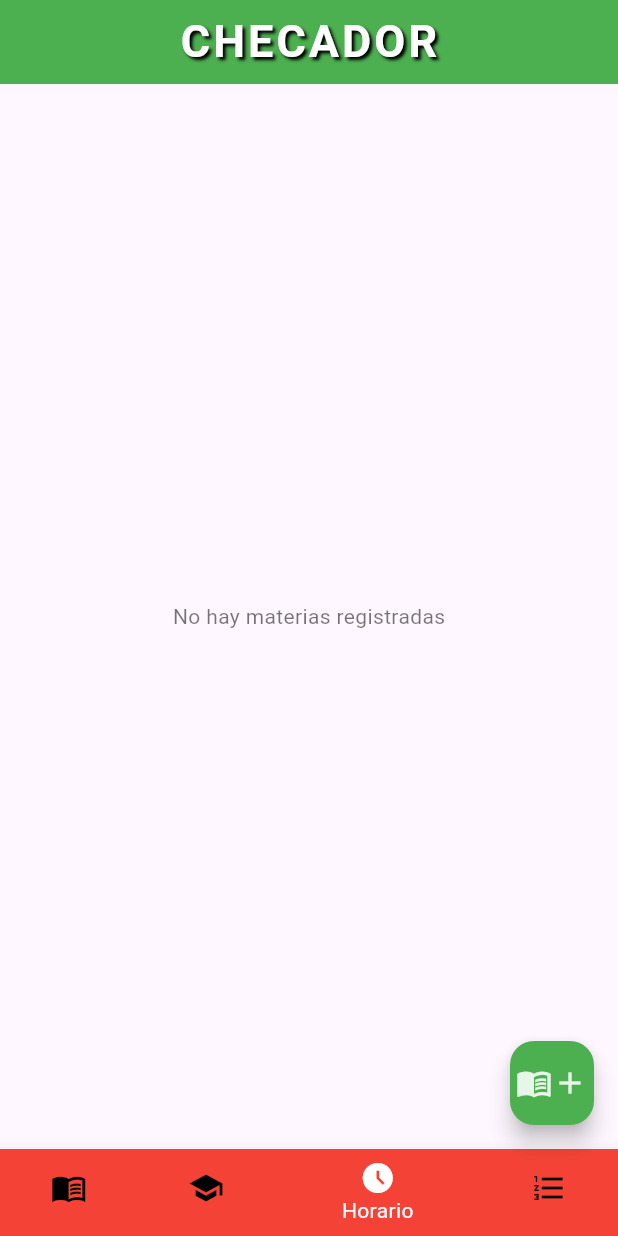
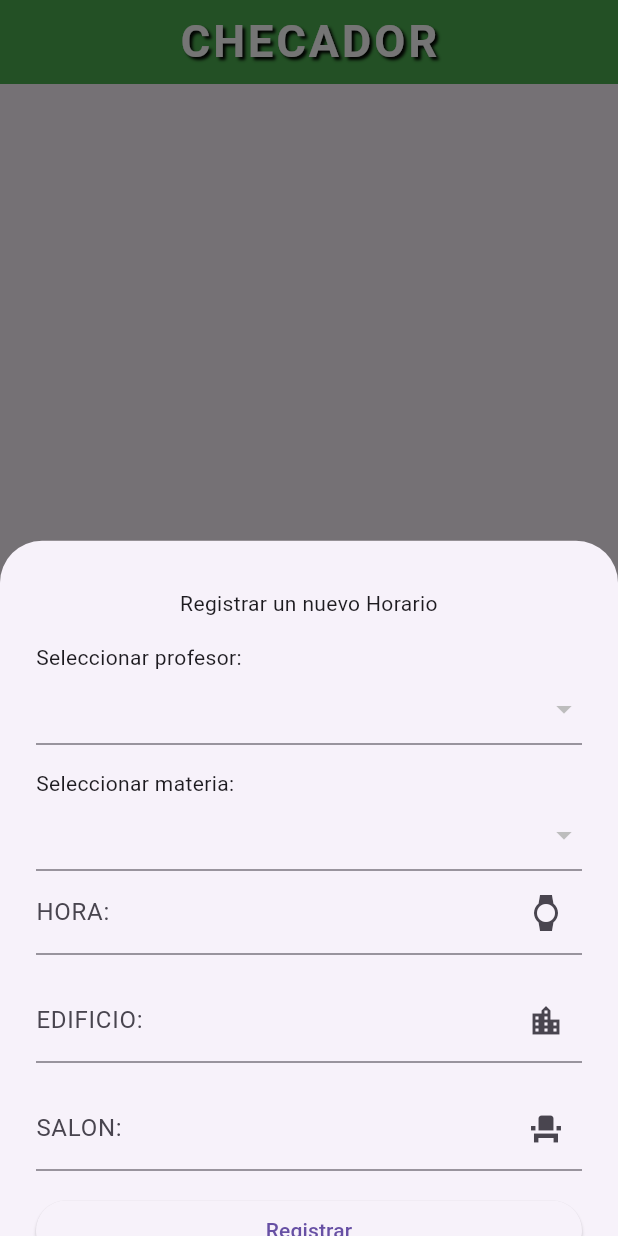
Before and after one commit to JOAGOC/dam_u3_practica1_checador_asistencia, a Flutter app: the screen it shows after launch, item 3 of the bottom bar chosen, after a tap on the "menu book" icon, on a phone screen of 412 x 824 dp. Run offline on Flutter 3.47's test engine with Material 3 defaults, Android fonts, the phone set to English and light mode, and no system bars; our stand-ins replace sqflite; accounts and stored records are empty; Roboto replaces fonts that are missing (Montserrat).

Commit message:
- [X] Hacer el menú de navegación - [-] Adaptar el Floating Action Button a los distintos menus. - [X] Hacer el dart de la base de datos (Corregido) - [-] Hacer los manejadores de datos de cada entidad - [-] Hacer la GUI de los CRUD de materia - Detalles Retocados - [X] Programar los CRUDS de materia - [X] Hacer la GUI de los CRUD de profesor - [X] Programar los CRUDS de profesor - [-] Hacer la GUI de los CRUD de Horario   - [] Consultar detalles del horario   - [] Modificar horario - [-] Programar los CRUDS de Horario   - [] Revisar los CRUDS de Horario - [] Hacer la GUI de los CRUD de Asistencia - [] Programar los CRUDS de Asistencia - [] Retocar el diseño

```diff
--- /dev/null
+++ b/lib/Controlador/DBHorario.dart
@@ -0,0 +1,47 @@
+import 'package:dam_u3_practica1_checador_asistencia/Modelo/Horario.dart';
+import 'package:dam_u3_practica1_checador_asistencia/Modelo/HorarioConsultado.dart';
+import 'package:dam_u3_practica1_checador_asistencia/conexion.dart';
+
+class DBHorario {
+  static Future<int> registrar(Horario h) async {
+    var db = await ConexionDB.abrirDB();
+    var horario = h.toJSON();
+    horario.remove('NHORARIO');
+    return db.insert('HORARIO', horario);
+  }
+
+  static Future<List<HorarioConsultado>> consultar() async {
+    var db = await ConexionDB.abrirDB();
+    var resultado = await db.rawQuery("""
+      SELECT *
+      FROM HORARIO, PROFESOR, MATERIA
+      WHERE HORARIO.NPROFESOR = PROFESOR.NPROFESOR
+      AND HORARIO.NMAT = MATERIA.NMAT;
+    """);
+    return List.generate(
+        resultado.length,
+        (index) => HorarioConsultado(
+            nhorario: int.parse(resultado[index]["NHORARIO"].toString()),
+            nprofesor: resultado[index]["NPROFESOR"].toString(),
+            nmat: resultado[index]["NMAT"].toString(),
+            hora: resultado[index]["HORA"].toString(),
+            edificio: resultado[index]["EDIFICIO"].toString(),
+            salon: resultado[index]["SALON"].toString(),
+            descripcion: resultado[index]["DESCRIPCION"].toString(),
+            nombre: resultado[index]["NOMBRE"].toString(),
+            carrera: resultado[index]["CARRERA"].toString()));
+  }
+
+  static Future<int> actualizar(Horario h) async {
+    var db = await ConexionDB.abrirDB();
+    var horario = h.toJSON();
+    horario.remove('NHORARIO');
+    return db.update('HORARIO', horario,
+        where: 'NHORARIO=?', whereArgs: [h.nhorario]);
+  }
+
+  static Future<int> eliminar(int nhorario) async {
+    var db = await ConexionDB.abrirDB();
+    return db.delete('HORARIO', where: 'NHORARIO=?', whereArgs: [nhorario]);
+  }
+}
--- /dev/null
+++ b/lib/GUI/GUIHorario.dart
@@ -0,0 +1,177 @@
+import 'package:dam_u3_practica1_checador_asistencia/Controlador/DBHorario.dart';
+import 'package:dam_u3_practica1_checador_asistencia/Modelo/Horario.dart';
+import 'package:dam_u3_practica1_checador_asistencia/Modelo/HorarioConsultado.dart';
+import 'package:dam_u3_practica1_checador_asistencia/main.dart';
+import 'package:flutter/material.dart';
+
+class GUIHorario {
+  static String nmat = '';
+  static String nprofesor = '';
+  static final hora = TextEditingController();
+  static final edificio = TextEditingController();
+  static final salon = TextEditingController();
+
+  static void formularioRegistrar(MyAppState app, bool registrar) {
+    if(app.materias.isNotEmpty){
+      nmat = app.materias.first.nmat;
+    }
+    if (app.profesor.isNotEmpty){
+      nprofesor = app.profesor.first.nprofesor;
+    }
+    showModalBottomSheet(
+      context: app.context,
+      builder: (context) => Container(
+        padding: EdgeInsets.only(
+            top: 16,
+            left: 8,
+            right: 8,
+            bottom: MediaQuery.of(context).viewInsets.bottom),
+        child: ListView(
+          padding: EdgeInsets.all(16),
+          children: [
+            Text('${registrar ? "Registrar un nuevo" : "Actualizar"} Horario',
+                textAlign: TextAlign.center),
+            SizedBox(
+              height: 16,
+            ),
+            Text('Seleccionar profesor:'),
+            DropdownButtonFormField(
+              value: nprofesor,
+              items: app.profesor
+                  .map((e) => DropdownMenuItem(
+                child: Text('${e.nprofesor} -> ${e.nombre}'),
+                value: e.nprofesor,
+              ))
+                  .toList(),
+              onChanged: (value) => nprofesor = value.toString(),
+            ),
+            SizedBox(
+              height: 16,
+            ),
+            Text('Seleccionar materia:'),
+            DropdownButtonFormField(
+              value: nmat,
+              items: app.materias
+                  .map((e) => DropdownMenuItem(
+                child: Text('${e.nmat} -> ${e.descripcion}'),
+                value: e.nmat,
+              ))
+                  .toList(),
+              onChanged: (value) => nmat = value.toString(),
+            ),
+            TextField(
+              controller: hora,
+              decoration: InputDecoration(
+                  labelText: 'HORA:', suffixIcon: Icon(Icons.watch)),
+            ),
+            SizedBox(
+              height: 16,
+            ),
+            TextField(
+              controller: edificio,
+              decoration: InputDecoration(
+                  labelText: 'EDIFICIO:', suffixIcon: Icon(Icons.location_city)),
+            ),
+            SizedBox(
+              height: 16,
+            ),
+            TextField(
+              controller: salon,
+              decoration: InputDecoration(
+                  labelText: 'SALON:', suffixIcon: Icon(Icons.event_seat)),
+            ),
+            SizedBox(
+              height: 16,
+            ),
+            ElevatedButton(
+                onPressed: () {
+                  finalizar() {
+                    Navigator.pop(context);
+                    app.consultarHorario();
+                    for (var element in [hora,edificio,salon]) {
+                      element.clear();
+                    }
+                    nmat = '';
+                    nprofesor = '';
+                  }
+
+                  var m = Horario(
+                      nprofesor: nprofesor,
+                      nmat: nmat,
+                      hora: hora.text,
+                      edificio: edificio.text,
+                      salon: salon.text
+                  );
+                  registrar
+                      ? DBHorario.registrar(m).then((value) {
+                          finalizar();
+                          app.consultarHorario();
+                          app.mensaje('Horario registrado con exito');
+                        })
+                      : DBHorario.actualizar(m).then((value) {
+                          finalizar();
+                          app.consultarHorario();
+                          app.mensaje('Materia actualizada con exito');
+                        });
+                },
+                child: Text(registrar ? 'Registrar' : 'Actualizar'))
+          ],
+        ),
+      ),
+    );
+  }
+
+  static Widget listaHorario(MyAppState app) {
+    var horario = app.horario;
+    if (horario.length > 0)
+      return ListView.builder(
+        itemCount: horario.length,
+        itemBuilder: (context, index) => ListTile(
+          leading: CircleAvatar(child: Text('${horario[index].nhorario}')),
+          title: Text("${horario[index].nombre} -> ${horario[index].descripcion}"),
+          subtitle: Text('${horario[index].hora} -> ${horario[index].edificio}'),
+          trailing: Row(
+            mainAxisSize: MainAxisSize.min,
+            children: [
+              IconButton(
+                  icon: Icon(Icons.mode),
+                  onPressed: () {
+                    //TODO
+                  }),
+              IconButton(
+                  onPressed: () {
+                    borrar(app, horario[index]);
+                  },
+                  icon: Icon(Icons.delete))
+            ],
+          ),
+        ),
+      );
+    else
+      return Center(
+        child: Text('No hay horarios registrados',
+            style: TextStyle(color: Colors.black54)),
+      );
+  }
+
+  static void borrar(MyAppState app, HorarioConsultado horario) {
+    showDialog(
+      context: app.context,
+      builder: (context) => AlertDialog(
+        title: Text("Eliminar"),
+        content: Text("Deseas eliminar el horario?"),
+        actions: [
+          TextButton(
+              onPressed: () {
+                DBHorario.eliminar(horario.nhorario).then((value) {
+                  Navigator.pop(app.context);
+                  app.consultarHorario();
+                  app.mensaje("Materia eliminada con exito");
+                });
+              },
+              child: Text('Si'))
+        ],
+      ),
+    );
+  }
+}
--- /dev/null
+++ b/lib/Modelo/Horario.dart
@@ -0,0 +1,27 @@
+class Horario {
+  int? nhorario;
+  String nprofesor;
+  String nmat;
+  String hora;
+  String edificio;
+  String salon;
+
+  Horario(
+      {this.nhorario,
+        required this.nprofesor,
+        required this.nmat,
+        required this.hora,
+        required this.edificio,
+        required this.salon});
+
+  Map<String, dynamic> toJSON() {
+    return {
+      'NHORARIO': nhorario,
+      'NPROFESOR': nprofesor,
+      'NMAT': nmat,
+      'HORA': hora,
+      'EDIFICIO': edificio,
+      'SALON': salon,
+    };
+  }
+}
--- /dev/null
+++ b/lib/Modelo/HorarioConsultado.dart
@@ -0,0 +1,29 @@
+class HorarioConsultado {
+  int nhorario;
+  String nprofesor;
+  String nmat;
+
+  //Horario
+  String hora;
+  String edificio;
+  String salon;
+
+  //Materia
+  String descripcion;
+
+  //Profesor
+  String nombre;
+  String carrera;
+
+  HorarioConsultado({
+    required this.nhorario,
+    required this.nprofesor,
+    required this.nmat,
+    required this.hora,
+    required this.edificio,
+    required this.salon,
+    required this.descripcion,
+    required this.nombre,
+    required this.carrera,
+  });
+}
--- a/lib/main.dart
+++ b/lib/main.dart
@@ -1,6 +1,9 @@
+import 'package:dam_u3_practica1_checador_asistencia/Controlador/DBHorario.dart';
 import 'package:dam_u3_practica1_checador_asistencia/Controlador/DBMateria.dart';
+import 'package:dam_u3_practica1_checador_asistencia/GUI/GUIHorario.dart';
 import 'package:dam_u3_practica1_checador_asistencia/GUI/GUIMateria.dart';
 import 'package:dam_u3_practica1_checador_asistencia/GUI/GUIProfesor.dart';
+import 'package:dam_u3_practica1_checador_asistencia/Modelo/HorarioConsultado.dart';
 import 'package:dam_u3_practica1_checador_asistencia/Modelo/Materia.dart';
 import 'package:flutter/material.dart';
 
@@ -25,6 +28,7 @@ class MyAppState extends State<MyApp> {
   int _indice = 0;
   List<Materia> materias = [];
   List<Profesor> profesor = [];
+  List<HorarioConsultado> horario = [];
 
   @override
   void initState() {
@@ -32,6 +36,7 @@ class MyAppState extends State<MyApp> {
     super.initState();
     consultarMaterias();
     consultarProfesor();
+    consultarHorario();
   }
 
   @override
@@ -90,9 +95,13 @@ class MyAppState extends State<MyApp> {
       floatingActionButton: FloatingActionButton(
           backgroundColor: Colors.green,
           onPressed: () {
-            switch(_indice){
-              case 0: GUIMateria.formularioRegistrar(this, true);
-              case 1: GUIProfesor.formularioRegistrar(this, true);
+            switch (_indice) {
+              case 0:
+                GUIMateria.formularioRegistrar(this, true);
+              case 1:
+                GUIProfesor.formularioRegistrar(this, true);
+              case 2:
+                GUIHorario.formularioRegistrar(this, true);
             }
           },
           child: Row(
@@ -110,8 +119,12 @@ class MyAppState extends State<MyApp> {
 
   dinamico() {
     switch (_indice) {
-      case 0:return GUIMateria.listaMaterias(this);
-      case 1: return GUIProfesor.listaProfesor(this);
+      case 0:
+        return GUIMateria.listaMaterias(this);
+      case 1:
+        return GUIProfesor.listaProfesor(this);
+      case 2:
+        return GUIHorario.listaHorario(this);
       default:
         return GUIMateria.listaMaterias(this);
     }
@@ -123,6 +136,7 @@ class MyAppState extends State<MyApp> {
       materias = x;
     });
   }
+
   void consultarProfesor() async {
     var x = await DBprofesor.consultar();
     setState(() {
@@ -134,4 +148,10 @@ class MyAppState extends State<MyApp> {
     ScaffoldMessenger.of(context).showSnackBar(SnackBar(content: Text(s)));
   }
 
+  void consultarHorario() async {
+    var x = await DBHorario.consultar();
+    setState(() {
+      horario = x;
+    });
+  }
 }
```
Also changed, not shown: lib/GUIMateria.dart (deleted, +0 -115 lines).
